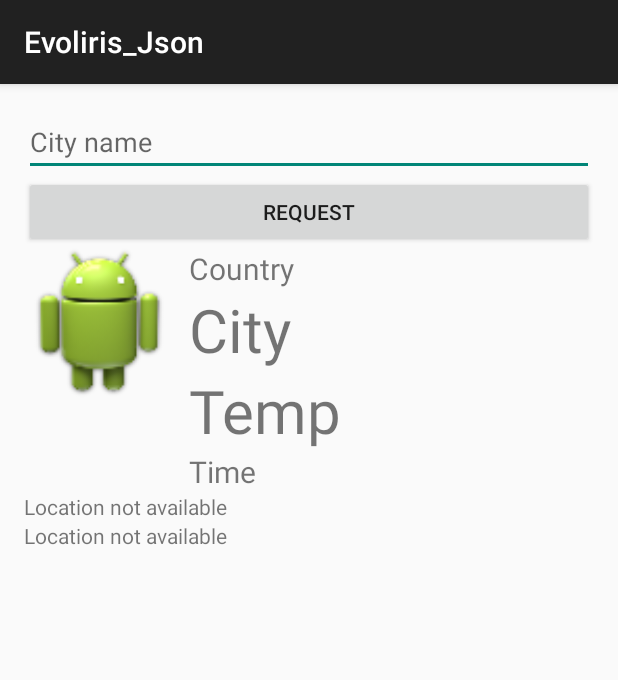
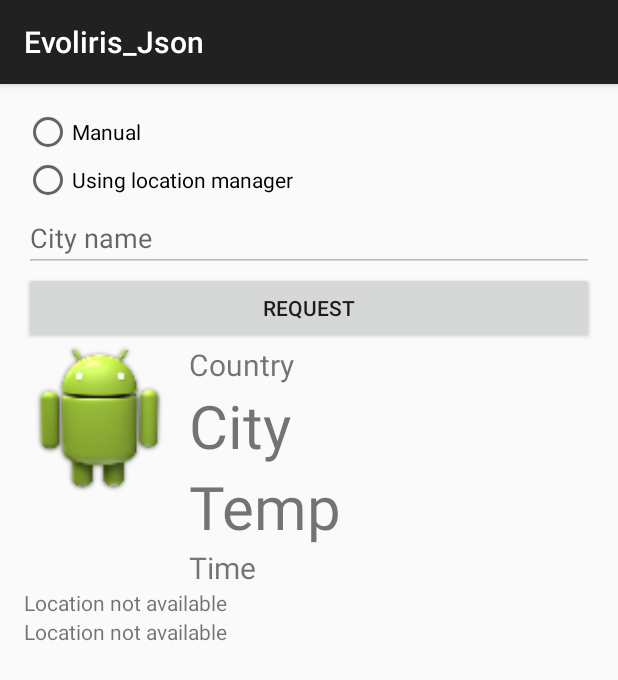
Before and after one commit to bizimunda/Evoliris_Json, an Android app: the screen it shows after launch (MainActivity), on a phone screen of 412 x 824 dp. Shown: the top 680 px of the screen. Run offline under Robolectric (Android 15) with nearby library versions, the phone set to English and light mode, and no system bars.

Commit message:
Radio button is not working

```diff
--- a/app/src/main/java/evoliris/com/evoliris_json/MainActivity.java
+++ b/app/src/main/java/evoliris/com/evoliris_json/MainActivity.java
@@ -14,6 +14,8 @@ import android.widget.Button;
 import android.widget.EditText;
 import android.widget.ImageView;
 import android.widget.ProgressBar;
+import android.widget.RadioButton;
+import android.widget.RadioGroup;
 import android.widget.TextView;
 import android.widget.Toast;
 
@@ -27,7 +29,7 @@ import evoliris.com.evoliris_json.task.GetAsyncTask;
 import evoliris.com.evoliris_json.task.GetImageAsyncTask;
 
 
-public class MainActivity extends ActionBarActivity implements GetAsyncTask.GetAsynTaskCallback, LocationListener{
+public class MainActivity extends ActionBarActivity implements GetAsyncTask.GetAsynTaskCallback, LocationListener {
 
     private Button btnMainRequest;
     private ProgressBar pbMainLoading;
@@ -35,10 +37,12 @@ public class MainActivity extends ActionBarActivity implements GetAsyncTask.GetA
     private ImageView imageView;
     private EditText etMainCityName;
     private LocationManager locationManager;
-    private Location location;
     private String provider;
-
-
+    private RadioGroup radioGroup;
+    private RadioButton radioButtonManual, radioButtonLocation;
+    private GetAsyncTask task;
+    private ConnectivityManager cm;
+    NetworkInfo activeNetwork;
 
 
     @Override
@@ -46,16 +50,21 @@ public class MainActivity extends ActionBarActivity implements GetAsyncTask.GetA
         super.onCreate(savedInstanceState);
         setContentView(R.layout.activity_main);
 
-        btnMainRequest= (Button) findViewById(R.id.btn_main_request);
-        pbMainLoading= (ProgressBar) findViewById(R.id.pb_main);
+        btnMainRequest = (Button) findViewById(R.id.btn_main_request);
+        pbMainLoading = (ProgressBar) findViewById(R.id.pb_main);
         tvMainCity = (TextView) findViewById(R.id.tv_main_city);
         tvMainCountry = (TextView) findViewById(R.id.tv_main_country);
         tvMainTemp = (TextView) findViewById(R.id.tv_main_temp);
         tvMainTime = (TextView) findViewById(R.id.tv_main_time);
         tvMainLat = (TextView) findViewById(R.id.tv_main_lat);
         tvMainLong = (TextView) findViewById(R.id.tv_main_long);
-        etMainCityName= (EditText) findViewById(R.id.et_main_cityName);
-        imageView= (ImageView) findViewById(R.id.iv_main_icon);
+        etMainCityName = (EditText) findViewById(R.id.et_main_cityName);
+        imageView = (ImageView) findViewById(R.id.iv_main_icon);
+        radioGroup = (RadioGroup) findViewById(R.id.rg_main_choice);
+        radioButtonLocation = (RadioButton) findViewById(R.id.rb_main_location);
+        radioButtonManual = (RadioButton) findViewById(R.id.rb_main_manual);
+
+        etMainCityName.setEnabled(false);
 
         locationManager = (LocationManager) getSystemService(Context.LOCATION_SERVICE);
         // Define the criteria how to select the locatioin provider -> use
@@ -73,35 +82,34 @@ public class MainActivity extends ActionBarActivity implements GetAsyncTask.GetA
             tvMainLat.setText("Location not available");
         }
 
+        final int checkedId= radioGroup.getCheckedRadioButtonId();
+
 
         btnMainRequest.setOnClickListener(new View.OnClickListener() {
             @Override
             public void onClick(View v) {
 
-                ConnectivityManager cm = (ConnectivityManager)
+                cm = (ConnectivityManager)
                         getSystemService(Context.CONNECTIVITY_SERVICE);
 
-                NetworkInfo activeNetwork = cm.getActiveNetworkInfo();
+                activeNetwork = cm.getActiveNetworkInfo();
                 boolean isConnected = activeNetwork != null &&
                         activeNetwork.isConnectedOrConnecting();
-
-                if(isConnected) {
-                    GetAsyncTask task = new GetAsyncTask(MainActivity.this);
+                if (isConnected) {
+                    task = new GetAsyncTask(MainActivity.this);
 
                     //User adds city in the EditText
-                    //task.execute("http://api.openweathermap.org/data/2.5/weather?q="+etMainCityName.getText().toString()+"&units=metric&appid=9124335619b9206a59b03318f5625a3d");
+                    //task.execute("http://api.openweathermap.org/data/2.5/weather?q=" + etMainCityName.getText().toString() + "&units=metric&appid=9124335619b9206a59b03318f5625a3d");
 
                     //It locates weather using locationManager
-                    task.execute("http://api.openweathermap.org/data/2.5/weather?lat=" + tvMainLat.getText() + "&lon=" + tvMainLong.getText() + "&appid=9124335619b9206a59b03318f5625a3d&units=metric");
+                    //task.execute("http://api.openweathermap.org/data/2.5/weather?lat=" + tvMainLat.getText() + "&lon=" + tvMainLong.getText() + "&appid=9124335619b9206a59b03318f5625a3d&units=metric");
+
                 } else {
-                    Toast.makeText(MainActivity.this,"No data connection", Toast.LENGTH_SHORT).show();
+                    Toast.makeText(MainActivity.this, "No data connection", Toast.LENGTH_SHORT).show();
                 }
                 etMainCityName.setText("");
-
             }
         });
-
-
     }
 
     @Override
@@ -112,10 +120,8 @@ public class MainActivity extends ActionBarActivity implements GetAsyncTask.GetA
 
     @Override
     public void onLocationChanged(Location location) {
-
         tvMainLong.setText(String.valueOf(location.getLongitude()));
         tvMainLat.setText(String.valueOf(location.getLatitude()));
-
     }
 
     @Override
@@ -145,10 +151,10 @@ public class MainActivity extends ActionBarActivity implements GetAsyncTask.GetA
     @Override
     public void onPostGet(String s) {
 
-        Gson gson= new Gson();
-        Model model= gson.fromJson(s, Model.class);
+        Gson gson = new Gson();
+        Model model = gson.fromJson(s, Model.class);
 
-        GetImageAsyncTask getImageAsyncTask= new GetImageAsyncTask(imageView);
+        GetImageAsyncTask getImageAsyncTask = new GetImageAsyncTask(imageView);
         getImageAsyncTask.execute(model.getWeather().get(0).getIcon());
 
 
@@ -156,16 +162,14 @@ public class MainActivity extends ActionBarActivity implements GetAsyncTask.GetA
         String currentDateAndTime = sdf.format(new Date());
 
 
-
         tvMainCountry.setText(model.getSys().getCountry());
         tvMainCity.setText(model.getName());
-        tvMainTemp.setText(String.valueOf(model.getMain().getTemp())+" C°");
-        tvMainTime.setText("Last update at\n"+currentDateAndTime.toString());
+        tvMainTemp.setText(String.valueOf(model.getMain().getTemp()) + " C°");
+        tvMainTime.setText("Last update at\n" + currentDateAndTime.toString());
         tvMainCity.setVisibility(View.VISIBLE);
         pbMainLoading.setVisibility(View.GONE);
 
     }
 
 
-
 }
--- a/app/src/main/res/layout/activity_main.xml
+++ b/app/src/main/res/layout/activity_main.xml
@@ -9,6 +9,23 @@
     android:paddingRight="@dimen/activity_horizontal_margin"
     android:paddingTop="@dimen/activity_vertical_margin"
     tools:context=".MainActivity">
+
+    <RadioGroup
+        android:layout_width="wrap_content"
+        android:layout_height="wrap_content"
+        android:id="@+id/rg_main_choice">
+
+        <RadioButton
+            android:id="@+id/rb_main_manual"
+            android:layout_width="wrap_content"
+            android:layout_height="wrap_content"
+            android:text="Manual"/>
+        <RadioButton
+            android:id="@+id/rb_main_location"
+            android:layout_width="wrap_content"
+            android:layout_height="wrap_content"
+            android:text="Using location manager"/>
+        </RadioGroup>
 
     <EditText
         android:hint="City name"
```
